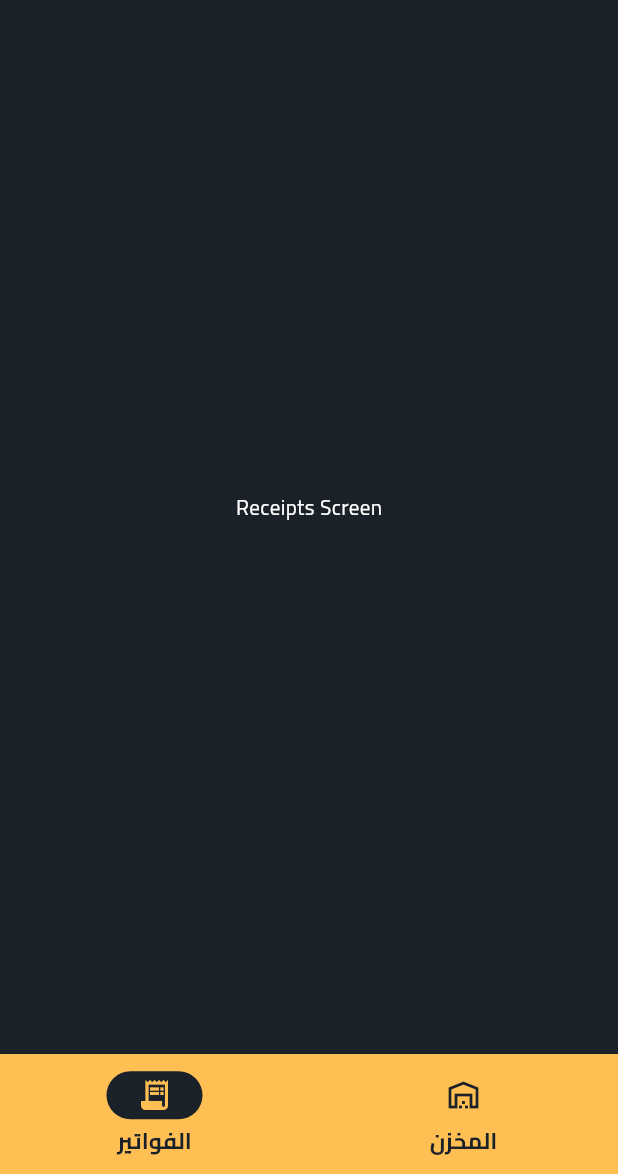
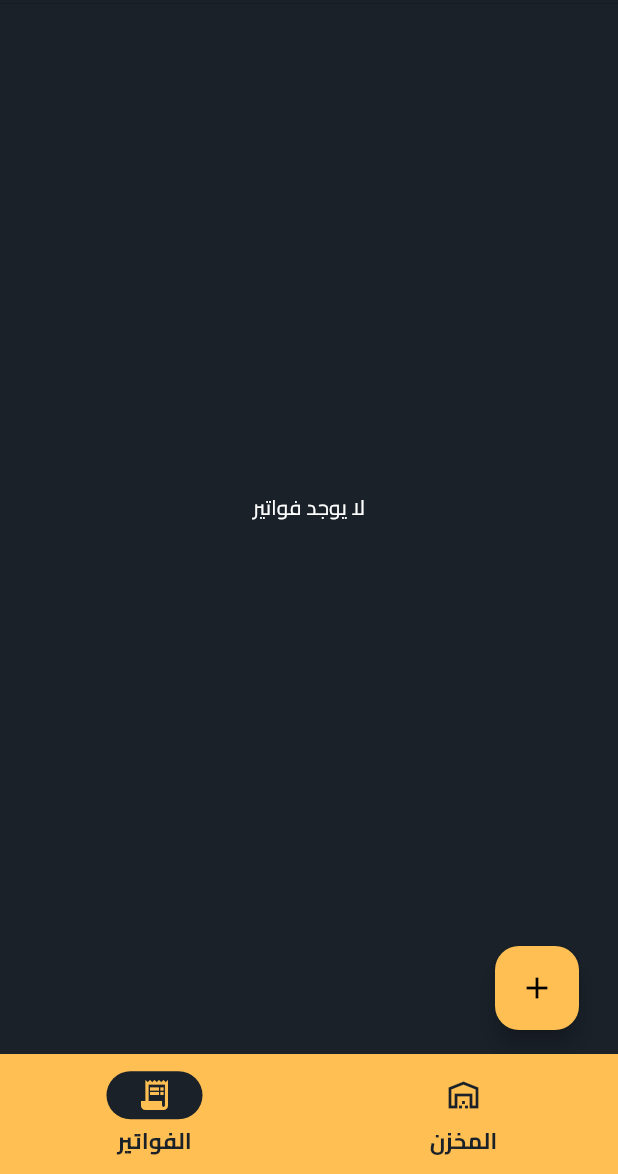
Before and after one commit to Bthloo/Nwara-Store-V2, a Flutter app: the screen it shows after launch, on a phone screen of 412 x 824 dp, the part 62-1236 px from its top. Run offline on Flutter 3.47's test engine with Material 3 defaults, Android fonts, the phone set to English and light mode, and no system bars; our stand-ins replace bloc, flutter_bloc, flutter_screenutil, fluttertoast, open_file, sqflite; accounts and stored records are empty.

Commit message:
add receipts screen

```diff
--- a/lib/core/db/init_sqflite.dart
+++ b/lib/core/db/init_sqflite.dart
@@ -17,7 +17,7 @@ class SqlDB{
   initialDb() async {
     String databasePath = await getDatabasesPath() ;
     String path = join(databasePath , 'nwara.db') ;
-    Database myDb = await openDatabase(path , onCreate: _onCreate , version: 1  , onUpgrade:_onUpgrade ) ;
+    Database myDb = await openDatabase(path , onCreate: _onCreate , version: 1 ) ;
     return myDb ;
   }
 
@@ -30,15 +30,18 @@ class SqlDB{
     "name" TEXT NOT NULL,
     "quantity" INTEGER NOT NULL,
     "originalPrice" REAL NOT NULL,
-    "sellPrice" REAL NOT NULL,
+    "sellPrice" REAL NOT NULL
 
     )
     ''');
 // Create the `receipts` table
     await db.execute('''
     CREATE TABLE receipts (
-      id INTEGER PRIMARY KEY,
-      name TEXT NOT NULL
+      id INTEGER PRIMARY KEY AUTOINCREMENT,
+      name TEXT NOT NULL,
+      originalPrice REAL ,
+      sellPrice REAL ,
+      netIncome REAL
     )
   ''');
 
@@ -46,26 +49,20 @@ class SqlDB{
     await db.execute('''
     CREATE TABLE receipt_items (
       receiptId INTEGER NOT NULL,
-      itemId INTEGER NOT NULL,
-      FOREIGN KEY (receiptId) REFERENCES receipts (id) ON DELETE CASCADE,
-      FOREIGN KEY (itemId) REFERENCES items (id) ON DELETE CASCADE,
-      PRIMARY KEY (receiptId, itemId)
+    itemId INTEGER NOT NULL,
+    FOREIGN KEY (receiptId) REFERENCES receipts (id) ON DELETE CASCADE,
+    FOREIGN KEY (itemId) REFERENCES items (id) ON DELETE CASCADE,
+    PRIMARY KEY (receiptId, itemId)
     )
     ''');
 
   }
 
-  _onUpgrade(Database db, int oldVersion, int newVersion) async {
-    if(oldVersion < newVersion){
-      await db.execute('''
-      ALTER TABLE items ADD COLUMN wareHouse TEXT
-      ''');
-    }
-  }
 
-  readData({required String query})async{
+  readData({required String tableName})async{
     Database? readDb = await db;
-   var response = await readDb!.rawQuery(query);
+    var response = await readDb!.query(tableName);
+   //var response = await readDb!.rawQuery(query);
 
    return response;
   }
--- a/lib/core/general_components/theme_data.dart
+++ b/lib/core/general_components/theme_data.dart
@@ -28,6 +28,7 @@ ThemeData themeData(BuildContext context) {
     elevatedButtonTheme:  ElevatedButtonThemeData(
       style: ElevatedButton.styleFrom(
        overlayColor:ColorHelper.darkColor,
+        foregroundColor: ColorHelper.darkColor,
         backgroundColor: ColorHelper.mainColor,
         shape: RoundedRectangleBorder(
                 borderRadius: BorderRadius.circular(13)
--- a/lib/features/item_details_screen/view/pages/item_details_screen.dart
+++ b/lib/features/item_details_screen/view/pages/item_details_screen.dart
@@ -190,7 +190,7 @@ class ItemDetailsScreen extends StatelessWidget {
               child: Text(
                 "حفظ التغييرات",
                 style: TextStyle(
-                    color: Colors.white, fontSize: 20),
+                    fontSize: 20),
               ),
             )),
       );
--- a/lib/features/items_tab/view/pages/items_tab.dart
+++ b/lib/features/items_tab/view/pages/items_tab.dart
@@ -1,6 +1,8 @@
 import 'package:flutter/material.dart';
 import 'package:flutter_bloc/flutter_bloc.dart';
 import 'package:nwara_strore_sql/core/general_components/color_helper.dart';
+import 'package:nwara_strore_sql/core/general_components/dialog.dart';
+import 'package:nwara_strore_sql/features/item_details_screen/view/pages/item_details_screen.dart';
 import 'package:nwara_strore_sql/features/items_tab/view/components/add_item_bottom_sheet.dart';
 import 'package:nwara_strore_sql/features/items_tab/view/components/item_widget.dart';
 import 'package:nwara_strore_sql/features/items_tab/viewmodel/get_items_viewmodel/get_items_viewmodel_cubit.dart';
@@ -63,7 +65,7 @@ class ItemsTab extends StatelessWidget {
                                   onPressed: () {
                                     Navigator.pushNamed(
                                       context,
-                                      "details-screen",
+                                      ItemDetailsScreen.routeName,
                                       arguments: state.items[index]
                                     ).then((value) {
                                       if(context.mounted){
--- a/lib/features/receipts_tab/view/pages/receipts_screen.dart
+++ b/lib/features/receipts_tab/view/pages/receipts_screen.dart
@@ -1,12 +1,77 @@
 import 'package:flutter/cupertino.dart';
+import 'package:flutter/material.dart';
+import 'package:flutter_bloc/flutter_bloc.dart';
+import 'package:nwara_strore_sql/features/receipts_tab/view/components/add_receipt_bottom_sheet.dart';
+import 'package:nwara_strore_sql/features/receipts_tab/viewmodel/add_receipt_viewmodel/add_receipt_cubit.dart';
+import 'package:nwara_strore_sql/features/receipts_tab/viewmodel/get_receipts_viewmodel/get_receipts_cubit.dart';
+
+import '../components/receipt_widget.dart';
 
 class ReceiptsScreen extends StatelessWidget {
   const ReceiptsScreen({super.key});
 
   @override
   Widget build(BuildContext context) {
-    return Center(
-      child: Text("Receipts Screen"),
+    return BlocProvider(
+      create: (context) => GetReceiptsCubit()..getReceipts(),
+      child: BlocBuilder<GetReceiptsCubit, GetReceiptsState>(
+        builder: (context, state) {
+          return Scaffold(
+            floatingActionButton: FloatingActionButton(
+              onPressed: () {
+                showModalBottomSheet(
+                    context: context,
+                  enableDrag: true,
+                  isDismissible: true,
+                  isScrollControlled: true,
+                  showDragHandle: true,
+                    builder: (context) {
+                      return AddReceiptBottomSheet();
+                    },
+                ).then((value) {
+                  if(context.mounted){
+                    context.read<GetReceiptsCubit>().getReceipts();
+                  }
+                },);
+              },
+              child: const Icon(Icons.add),
+            ),
+            body: Builder(
+              builder: (context) {
+                if(state is GetReceiptsLoading){
+                  return const Center(
+                    child: CircularProgressIndicator(),
+                  );
+                }else if(state is GetReceiptsSuccess){
+                  if(state.receipts.isEmpty) {
+                    return const Center(
+                      child: Text("لا يوجد فواتير"),
+                    );
+                  }else{
+                    return ListView.separated(
+                      itemBuilder: (context, index) {
+                        return ReceiptWidget(
+                          receipt: state.receipts[index],
+                        );
+                      },
+                      separatorBuilder: (context, index) {
+                        return const SizedBox(height: 10,);
+                      },
+                      itemCount: state.receipts.length,
+                    );
+                  }
+                }else if(state is GetReceiptsFailed){
+                  return Center(
+                    child: Text(state.message),
+                  );
+                }else{
+                  return const SizedBox();
+                }
+              },
+            ),
+          );
+        },
+      ),
     );
   }
 }
--- /dev/null
+++ b/lib/features/receipts_tab/viewmodel/get_receipts_viewmodel/get_receipts_cubit.dart
@@ -0,0 +1,23 @@
+import 'package:bloc/bloc.dart';
+import 'package:flutter/cupertino.dart';
+import 'package:meta/meta.dart';
+import 'package:nwara_strore_sql/core/db/init_sqflite.dart';
+
+import '../../../../core/models/receipt_model.dart';
+
+part 'get_receipts_state.dart';
+
+class GetReceiptsCubit extends Cubit<GetReceiptsState> {
+  GetReceiptsCubit() : super(GetReceiptsInitial());
+  SqlDB db = SqlDB();
+  getReceipts()async{
+    emit(GetReceiptsLoading());
+    try{
+     final List<Map<String, dynamic>> jsonData = await db.readData(tableName: "receipts");
+      List<ReceiptModel> receipts = jsonData.map((e) => ReceiptModel.fromJson(e)).toList();
+      emit(GetReceiptsSuccess(receipts));
+    }catch(e){
+      emit(GetReceiptsFailed("Error : ${e.toString()}"));
+    }
+  }
+}
--- /dev/null
+++ b/lib/features/receipts_tab/viewmodel/get_receipts_viewmodel/get_receipts_state.dart
@@ -0,0 +1,15 @@
+part of 'get_receipts_cubit.dart';
+
+@immutable
+sealed class GetReceiptsState {}
+
+final class GetReceiptsInitial extends GetReceiptsState {}
+final class GetReceiptsLoading extends GetReceiptsState {}
+final class GetReceiptsSuccess extends GetReceiptsState {
+  final List<ReceiptModel> receipts;
+  GetReceiptsSuccess(this.receipts);
+}
+final class GetReceiptsFailed extends GetReceiptsState{
+  final String message;
+  GetReceiptsFailed(this.message);
+}
```
Also changed, not shown: lib/core/models/item_model.dart (+0 -15 lines), lib/core/models/receipt_model.dart (+42 -10 lines), lib/features/items_tab/view/components/add_item_bottom_sheet.dart (+5 -5 lines), lib/features/items_tab/viewmodel/add_item_viewmodel/add_item_cubit.dart (+8 -5 lines), lib/features/items_tab/viewmodel/get_items_viewmodel/get_items_viewmodel_cubit.dart (+2 -5 lines), lib/features/receipts_tab/view/components/add_receipt_bottom_sheet.dart (added, +90 -0 lines), lib/features/receipts_tab/view/components/receipt_widget.dart (added, +25 -0 lines), lib/features/receipts_tab/viewmodel/add_receipt_viewmodel/add_receipt_cubit.dart (added, +39 -0 lines), lib/features/receipts_tab/viewmodel/add_receipt_viewmodel/add_receipt_state.dart (added, +15 -0 lines).
